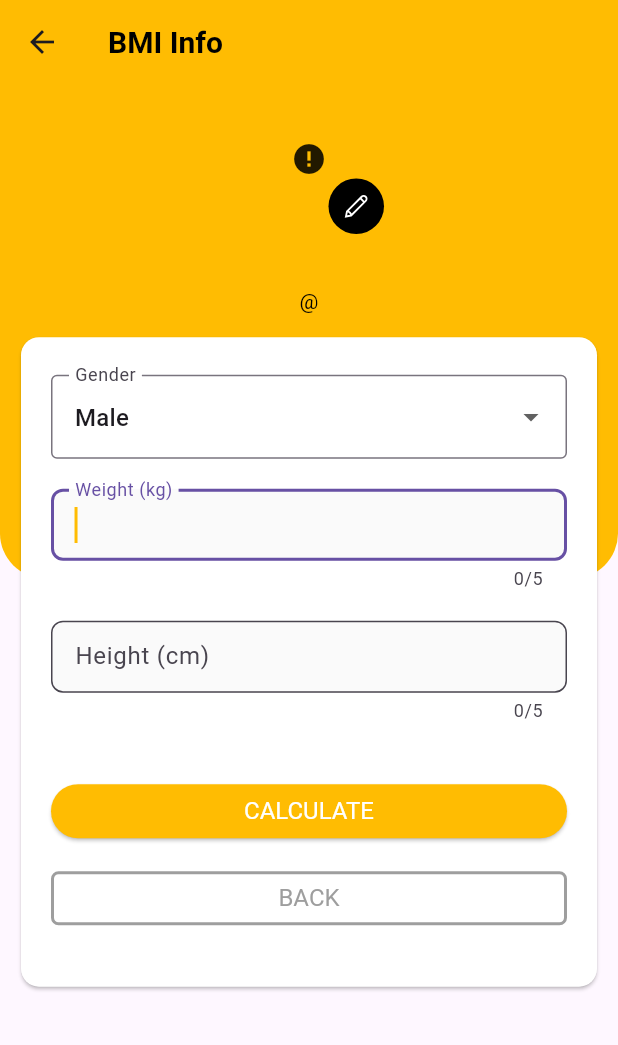
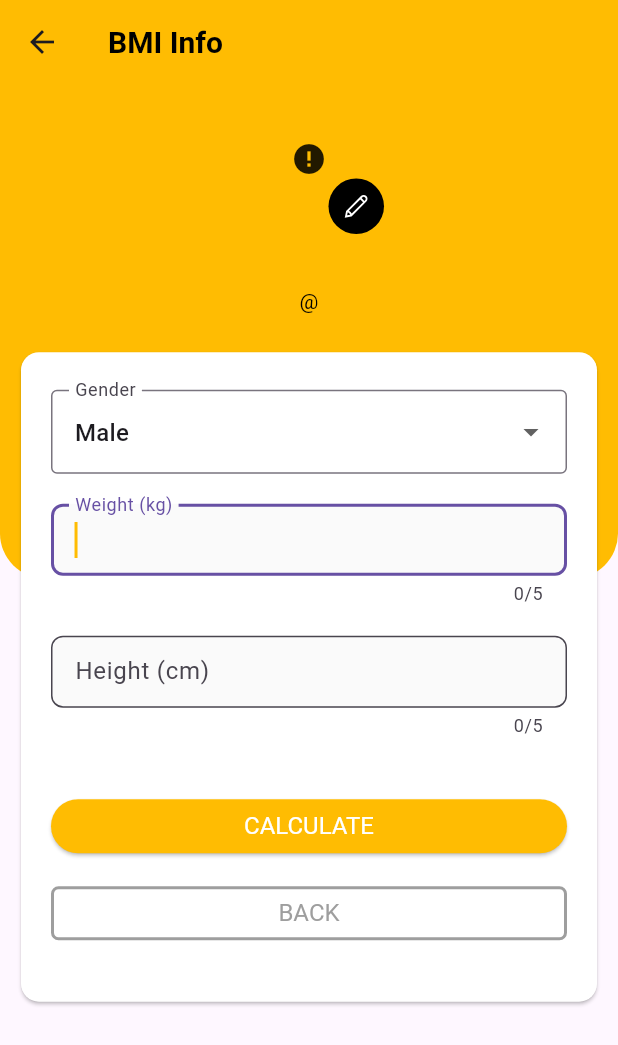
Before and after one commit to cmtan-2000/wmsm_map, a Flutter app: the ProfilePageWidget widget shown alone on an empty page, opened directly, after a tap on "BMI info", on a phone screen of 412 x 824 dp. Shown: the top 1045 px of the screen. Run offline on Flutter 3.47's test engine with Material 2 defaults, Android fonts, the phone set to English and light mode, and no system bars; drawn by our look-alikes of cached_network_image; our stand-ins replace cloud_firestore, email_validator, firebase_auth, firebase_core, firebase_storage, image_picker and 4 more; accounts and stored records are empty; network calls fail.

Commit message:
correction ui

```diff
--- a/lib/view/user_profile/profile_page.dart
+++ b/lib/view/user_profile/profile_page.dart
@@ -173,6 +173,7 @@ class _ProfilePageWidgetState extends State<ProfilePageWidget> {
   Widget build(BuildContext context) {
     return SingleChildScrollView(
       child: Container(
+        margin: const EdgeInsets.fromLTRB(0, 10, 0, 0),
         color: Colors.white,
         child: Padding(
           padding: const EdgeInsets.all(10.0),
--- a/lib/view/user_profile/widgets/cover_info.dart
+++ b/lib/view/user_profile/widgets/cover_info.dart
@@ -60,6 +60,9 @@ class CoverInfo extends StatelessWidget {
               right: 10,
               child: Column(
                 children: [
+                  const SizedBox(
+                    height: 10,
+                  ),
                   Card(
                       color: Colors.white,
                       child: Padding(
```
Also changed, not shown: lib/view/user_auth/pages/setup_password.dart (+4 -5 lines), lib/view/user_profile/pages/edit_pwd.dart (+10 -11 lines), pubspec.lock.
